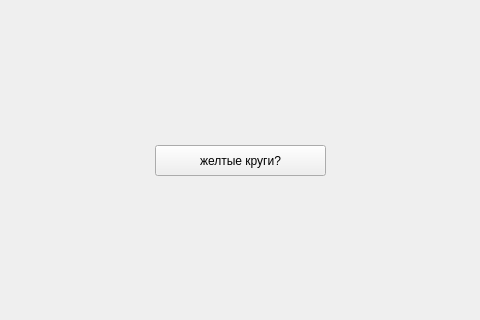
The window that UI.ui (hotikerGIT/yellow-circles) describes before a commit, drawn with Qt 5; both pictures show x 365 to 845 and y 285 to 605 of the 1226 by 895 pixel window.
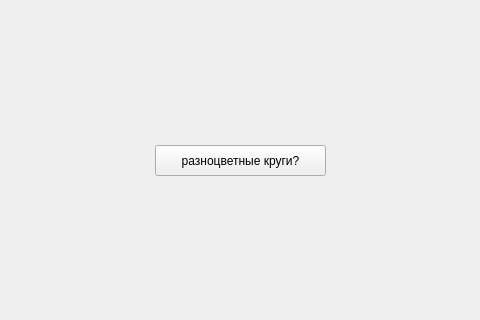
The same window after the commit.

Commit message: Added more colors UI is now imported from .py file

```diff
--- a/UI.ui
+++ b/UI.ui
@@ -24,7 +24,7 @@
      </rect>
     </property>
     <property name="text">
-     <string>желтые круги?</string>
+     <string>разноцветные круги?</string>
     </property>
    </widget>
   </widget>
```
Left out of the diff: 2 changed lines with no effect on the pictures. The commit also changes 2 other files.
